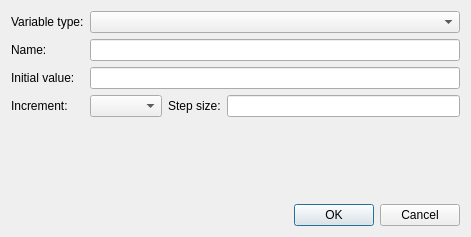
Qt form glabels/ui/EditVariableDialog.ui (jimevins/glabels-qt) before a commit.
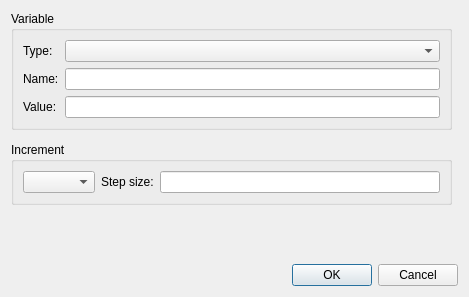
The same form after that commit.

The edit to the form file:
```diff
--- a/glabels/ui/EditVariableDialog.ui
+++ b/glabels/ui/EditVariableDialog.ui
@@ -6,54 +6,24 @@
    <rect>
     <x>0</x>
     <y>0</y>
-    <width>471</width>
-    <height>237</height>
+    <width>469</width>
+    <height>297</height>
    </rect>
   </property>
   <property name="windowTitle">
    <string>Dialog</string>
   </property>
   <layout class="QGridLayout" name="gridLayout_2">
-   <item row="0" column="0" colspan="2">
-    <layout class="QGridLayout" name="gridLayout">
-     <item row="0" column="0">
-      <widget class="QLabel" name="label_2">
-       <property name="text">
-        <string>Variable type:</string>
-       </property>
-      </widget>
-     </item>
-     <item row="0" column="1">
-      <widget class="QComboBox" name="typeCombo"/>
-     </item>
+   <property name="verticalSpacing">
+    <number>12</number>
+   </property>
      <item row="1" column="0">
-      <widget class="QLabel" name="label">
-       <property name="text">
-        <string>Name:</string>
-       </property>
-      </widget>
-     </item>
-     <item row="1" column="1">
-      <widget class="QLineEdit" name="nameEdit"/>
-     </item>
-     <item row="2" column="0">
-      <widget class="QLabel" name="label_5">
-       <property name="text">
-        <string>Initial value:</string>
-       </property>
-      </widget>
-     </item>
-     <item row="2" column="1">
-      <widget class="QLineEdit" name="valueEdit"/>
-     </item>
-     <item row="3" column="0">
-      <widget class="QLabel" name="incrementLabel">
-       <property name="text">
-        <string>Increment:</string>
-       </property>
-      </widget>
-     </item>
-     <item row="3" column="1">
+    <widget class="QGroupBox" name="incrementGroup">
+     <property name="title">
+      <string>Increment</string>
+     </property>
+     <layout class="QGridLayout" name="gridLayout_3">
+      <item row="0" column="0">
       <layout class="QHBoxLayout" name="horizontalLayout_2">
        <item>
         <widget class="QComboBox" name="incrementCombo"/>
@@ -71,8 +41,9 @@
       </layout>
      </item>
     </layout>
+    </widget>
    </item>
-   <item row="1" column="1">
+   <item row="2" column="0">
     <spacer name="verticalSpacer">
      <property name="orientation">
       <enum>Qt::Vertical</enum>
@@ -85,7 +56,50 @@
      </property>
     </spacer>
    </item>
-   <item row="2" column="0" colspan="2">
+   <item row="0" column="0">
+    <widget class="QGroupBox" name="groupBox_2">
+     <property name="title">
+      <string>Variable</string>
+     </property>
+     <layout class="QGridLayout" name="gridLayout_4">
+      <item row="0" column="0">
+       <layout class="QGridLayout" name="gridLayout">
+        <item row="1" column="1">
+         <widget class="QLineEdit" name="nameEdit"/>
+        </item>
+        <item row="0" column="0">
+         <widget class="QLabel" name="label_2">
+          <property name="text">
+           <string>Type:</string>
+          </property>
+         </widget>
+        </item>
+        <item row="2" column="1">
+         <widget class="QLineEdit" name="valueEdit"/>
+        </item>
+        <item row="2" column="0">
+         <widget class="QLabel" name="label_5">
+          <property name="text">
+           <string>Value:</string>
+          </property>
+         </widget>
+        </item>
+        <item row="1" column="0">
+         <widget class="QLabel" name="label">
+          <property name="text">
+           <string>Name:</string>
+          </property>
+         </widget>
+        </item>
+        <item row="0" column="1">
+         <widget class="QComboBox" name="typeCombo"/>
+        </item>
+       </layout>
+      </item>
+     </layout>
+    </widget>
+   </item>
+   <item row="3" column="0" colspan="2">
     <widget class="QDialogButtonBox" name="buttonBox">
      <property name="orientation">
       <enum>Qt::Horizontal</enum>
```
Lines whose indentation alone changed are shown as unchanged.
